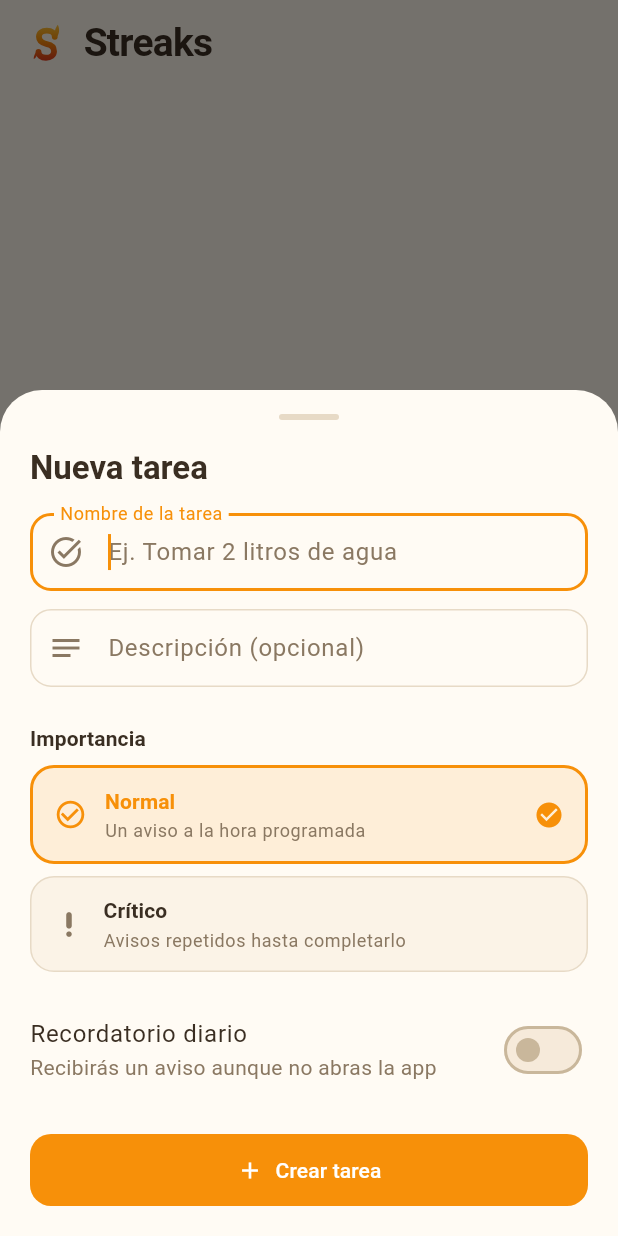
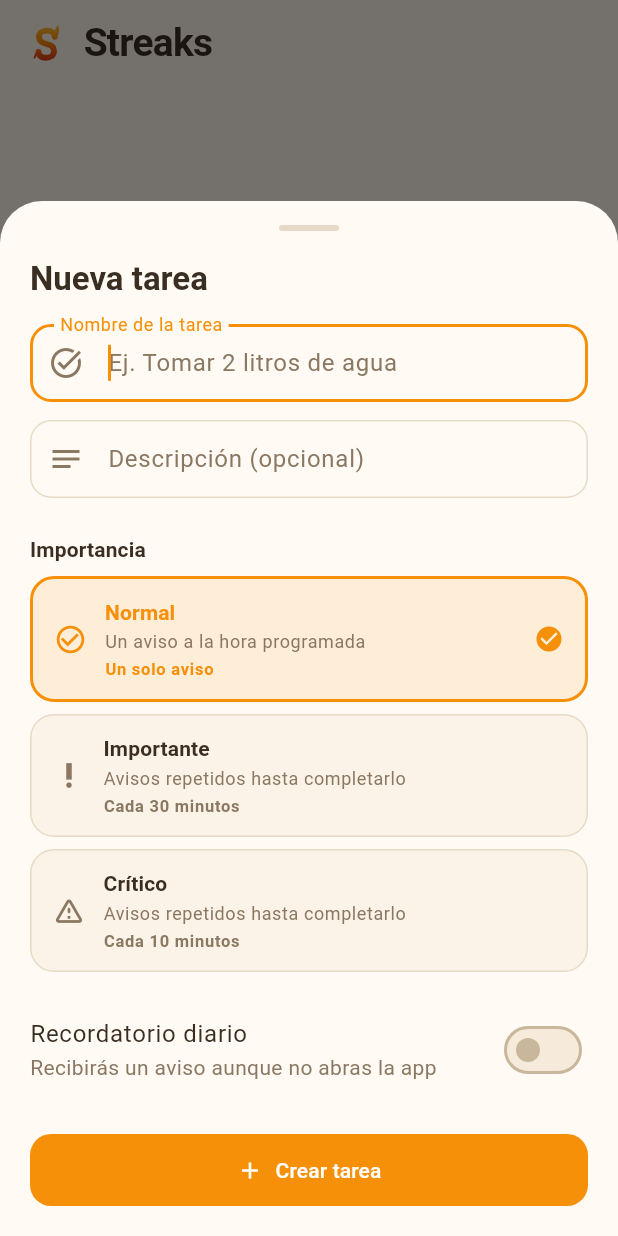
Before and after one commit to ibedoya13/streaks, a Flutter app: the screen it shows after launch, after a tap on "Crear tarea", on a phone screen of 412 x 824 dp. Run offline on Flutter 3.47's test engine with Material 3 defaults, Android fonts, the phone set to English and light mode, and no system bars; our stand-ins replace drift, flutter_local_notifications, flutter_timezone, timezone; missing offline and left inert: sqlite3; accounts and stored records are empty; generated files the repository leaves out were written again.

Commit message:
feat: Enhance task importance handling and notification scheduling
- Introduced a new task importance level "important" with a reminder interval of 30 minutes.
- Updated the TaskImportance enum to include a reminderInterval property for each level.
- Refactored NotificationService to handle different reminder intervals based on task importance.
- Improved reminder scheduling logic to prevent overlapping notifications and ensure proper cancellation of orphaned reminders.
- Added visual representation for task importance levels, including colors and icons.
- Enhanced UI components to support the new importance level and ensure proper scrolling behavior in task sheets.
- Added comprehensive tests for new functionality, including reminder scheduling and UI interactions.

```diff
--- a/lib/data/connection.dart
+++ b/lib/data/connection.dart
@@ -5,8 +5,6 @@ import 'package:drift/native.dart';
 import 'package:path/path.dart' as p;
 import 'package:path_provider/path_provider.dart';
 import 'package:sqlite3/sqlite3.dart';
-
-import 'database.dart';
 
 /// Opens the on-device SQLite database.
 ///
@@ -32,6 +30,3 @@ LazyDatabase openConnection() {
     );
   });
 }
-
-/// Builds a database backed by the given executor, for tests.
-AppDatabase openTestConnection(QueryExecutor executor) => AppDatabase(executor);
--- a/lib/data/task_importance.dart
+++ b/lib/data/task_importance.dart
@@ -5,26 +5,40 @@ import 'package:drift/drift.dart';
 ///
 /// The levels are stored by an explicit numeric value rather than by enum
 /// index, so adding or reordering levels later never invalidates the data
-/// already in the database.
+/// already in the database. The stored values are also stable across
+/// releases: `normal` has always been 0 and `critical` has always been 1,
+/// so a new level must take the next free number.
 enum TaskImportance {
-  /// A routine task. One reminder at the scheduled time.
+  /// A routine task. A single reminder at the scheduled time.
   normal(
     dbValue: 0,
     label: 'Normal',
     description: 'Un aviso a la hora programada',
+    reminderInterval: null,
   ),
 
-  /// A task that must not be missed. Its reminders escalate and repeat.
+  /// A task worth keeping an eye on. It repeats, but not too eagerly.
+  important(
+    dbValue: 2,
+    label: 'Importante',
+    description: 'Avisos repetidos hasta completarlo',
+    reminderInterval: Duration(minutes: 30),
+  ),
+
+  /// A task that must not be missed. Its reminders escalate and repeat
+  /// often.
   critical(
     dbValue: 1,
     label: 'Crítico',
     description: 'Avisos repetidos hasta completarlo',
+    reminderInterval: Duration(minutes: 10),
   );
 
   const TaskImportance({
     required this.dbValue,
     required this.label,
     required this.description,
+    required this.reminderInterval,
   });
 
   /// The value stored in the database.
@@ -42,8 +56,13 @@ enum TaskImportance {
   /// One-line explanation of what this level means for reminders.
   final String description;
 
-  /// Whether this level escalates its reminders.
-  bool get isEscalating => this == TaskImportance.critical;
+  /// How often the reminder repeats until the task is completed.
+  ///
+  /// Null means the task gets a single reminder and never repeats.
+  final Duration? reminderInterval;
+
+  /// Whether this level repeats its reminders.
+  bool get repeats => reminderInterval != null;
 
   /// Maps a stored value back to a level, falling back to [normal] for
   /// values written by a future version of the app.
--- a/lib/notifications/notification_service.dart
+++ b/lib/notifications/notification_service.dart
@@ -1,6 +1,5 @@
 import 'dart:async';
 
-import 'package:flutter/foundation.dart';
 import 'package:flutter_local_notifications/flutter_local_notifications.dart';
 import 'package:flutter_timezone/flutter_timezone.dart';
 import 'package:timezone/data/latest_all.dart' as tzdata;
@@ -8,47 +7,45 @@ import 'package:timezone/timezone.dart' as tz;
 
 import '../data/task_importance.dart';
 
-/// A notification that has been scheduled with the operating system.
-class ScheduledReminder {
-  const ScheduledReminder({
-    required this.id,
-    required this.taskId,
-    required this.scheduledAt,
-    required this.importance,
-  });
-
-  /// The id handed to the notification plugin.
-  final int id;
-
-  /// The task this reminder belongs to.
-  final int taskId;
-
-  /// When the notification will fire.
-  final tz.TZDateTime scheduledAt;
-
-  /// The importance level of the task, which decides how insistent it is.
-  final TaskImportance importance;
-}
-
 /// Schedules the reminders for the user's tasks.
 ///
-/// Normal tasks get a single reminder at their scheduled time. Critical tasks
-/// repeat every [criticalInterval] until the user marks them as done, which
-/// is achieved by scheduling a series of individual notifications and
-/// cancelling the ones that have not fired yet.
+/// Normal tasks get a single reminder at their scheduled time. The repeating
+/// levels (important and critical) repeat at the interval defined by the
+/// level until the user marks them as done, which is achieved by scheduling
+/// a series of individual notifications and cancelling the ones that have
+/// not fired yet.
 class NotificationService {
   NotificationService({FlutterLocalNotificationsPlugin? plugin})
     : _plugin = plugin ?? FlutterLocalNotificationsPlugin();
 
   final FlutterLocalNotificationsPlugin _plugin;
 
-  /// How often a critical task repeats its reminder.
-  static const Duration criticalInterval = Duration(minutes: 15);
+  /// How long the reminders of a repeating task keep nagging.
+  ///
+  /// Every repeating level covers the same window, so a critical task
+  /// simply asks for more reminders inside it than an important one.
+  static const Duration coverageWindow = Duration(hours: 2);
 
-  /// How far ahead a critical task's repetitions are scheduled. The whole
-  /// series is re-scheduled whenever the app comes to the foreground, so
-  /// this only needs to cover the time until the next app open.
-  static const int criticalRepeatCount = 8;
+  /// How many notifications a task of the given importance gets scheduled.
+  ///
+  /// A normal task gets a single one; a repeating level gets one per
+  /// interval until the coverage window is filled.
+  static int repeatCountFor(TaskImportance importance) {
+    final interval = importance.reminderInterval;
+    if (interval == null) return 1;
+    return coverageWindow.inMinutes ~/ interval.inMinutes;
+  }
+
+  /// The largest number of notifications any single task can have
+  /// scheduled, used to cancel them all.
+  static int get maxRepeatCount {
+    var max = 1;
+    for (final level in TaskImportance.values) {
+      final count = repeatCountFor(level);
+      if (count > max) max = count;
+    }
+    return max;
+  }
 
   /// Base for the notification ids. Every reminder of a task uses
   /// `taskId * idStride + slot`, which makes it possible to cancel all the
@@ -74,11 +71,12 @@ class NotificationService {
       tz.setLocalLocation(tz.getLocation('UTC'));
     }
 
-    const androidSettings = AndroidInitializationSettings('@mipmap/ic_launcher');
+    const androidSettings = AndroidInitializationSettings(
+      '@mipmap/ic_launcher',
+    );
 
     await _plugin.initialize(
       settings: const InitializationSettings(android: androidSettings),
-      onDidReceiveNotificationResponse: _onNotificationResponse,
     );
 
     await _createChannels();
@@ -127,6 +125,15 @@ class NotificationService {
 
     await android.createNotificationChannel(
       const AndroidNotificationChannel(
+        'streaks_important',
+        'Recordatorios importantes',
+        description: 'Avisos repetidos de tus tareas importantes',
+        importance: Importance.high,
+      ),
+    );
+
+    await android.createNotificationChannel(
+      const AndroidNotificationChannel(
         'streaks_critical',
         'Recordatorios críticos',
         description: 'Avisos repetidos de tus tareas críticas',
@@ -134,16 +141,6 @@ class NotificationService {
       ),
     );
   }
-
-  void _onNotificationResponse(NotificationResponse response) {
-    final taskId = int.tryParse(response.payload ?? '');
-    if (taskId != null) {
-      lastOpenedTaskId = taskId;
-    }
-  }
-
-  /// The task whose notification was tapped, if any.
-  int? lastOpenedTaskId;
 
   /// Schedules the reminders for a task.
   ///
@@ -186,10 +183,11 @@ class NotificationService {
       );
     }
 
-    final repeats = importance.isEscalating ? criticalRepeatCount : 1;
+    final repeats = repeatCountFor(importance);
+    final interval = importance.reminderInterval ?? Duration.zero;
 
     for (var slot = 0; slot < repeats; slot++) {
-      final when = first.add(criticalInterval * slot);
+      final when = first.add(interval * slot);
       await _scheduleOne(
         id: taskId * idStride + slot,
         taskId: taskId,
@@ -211,17 +209,11 @@ class NotificationService {
   }) async {
     final details = NotificationDetails(
       android: AndroidNotificationDetails(
-        importance.isEscalating ? 'streaks_critical' : 'streaks_normal',
-        importance.isEscalating
-            ? 'Recordatorios críticos'
-            : 'Recordatorios',
-        channelDescription: importance.isEscalating
-            ? 'Avisos repetidos de tus tareas críticas'
-            : 'Avisos de tus tareas regulares',
-        importance: importance.isEscalating
-            ? Importance.max
-            : Importance.defaultImportance,
-        priority: importance.isEscalating ? Priority.max : Priority.defaultPriority,
+        _channelIdFor(importance),
+        _channelNameFor(importance),
+        channelDescription: _channelDescriptionFor(importance),
+        importance: _androidImportanceFor(importance),
+        priority: _androidPriorityFor(importance),
         category: AndroidNotificationCategory.reminder,
         autoCancel: true,
       ),
@@ -238,11 +230,51 @@ class NotificationService {
     );
   }
 
+  /// The channel a level of importance posts to.
+  ///
+  /// Each level has its own channel so the user can tune how intrusive each
+  /// one is from the Android settings.
+  static String _channelIdFor(TaskImportance importance) =>
+      switch (importance) {
+        TaskImportance.normal => 'streaks_normal',
+        TaskImportance.important => 'streaks_important',
+        TaskImportance.critical => 'streaks_critical',
+      };
+
+  static String _channelNameFor(TaskImportance importance) =>
+      switch (importance) {
+        TaskImportance.normal => 'Recordatorios',
+        TaskImportance.important => 'Recordatorios importantes',
+        TaskImportance.critical => 'Recordatorios críticos',
+      };
+
+  static String _channelDescriptionFor(TaskImportance importance) =>
+      switch (importance) {
+        TaskImportance.normal => 'Avisos de tus tareas regulares',
+        TaskImportance.important =>
+          'Avisos repetidos de tus tareas importantes',
+        TaskImportance.critical => 'Avisos repetidos de tus tareas críticas',
+      };
+
+  static Importance _androidImportanceFor(TaskImportance importance) =>
+      switch (importance) {
+        TaskImportance.normal => Importance.defaultImportance,
+        TaskImportance.important => Importance.high,
+        TaskImportance.critical => Importance.max,
+      };
+
+  static Priority _androidPriorityFor(TaskImportance importance) =>
+      switch (importance) {
+        TaskImportance.normal => Priority.defaultPriority,
+        TaskImportance.important => Priority.high,
+        TaskImportance.critical => Priority.max,
+      };
+
   /// Cancels every reminder scheduled for a task.
   Future<void> cancelTask(int taskId) async {
     await initialize();
 
-    for (var slot = 0; slot < criticalRepeatCount; slot++) {
+    for (var slot = 0; slot < maxRepeatCount; slot++) {
       await _plugin.cancel(id: taskId * idStride + slot);
     }
   }
@@ -258,28 +290,4 @@ class NotificationService {
     await initialize();
     return _plugin.pendingNotificationRequests();
   }
-
-  /// Shows a notification right away, used to verify the setup works.
-  @visibleForTesting
-  Future<void> showNow({
-    required int id,
-    required String title,
-    required String body,
-  }) async {
-    await initialize();
-    await _plugin.show(
-      id: id,
-      title: title,
-      body: body,
-      notificationDetails: const NotificationDetails(
-        android: AndroidNotificationDetails(
-          'streaks_normal',
-          'Recordatorios',
-          channelDescription: 'Avisos de tus tareas regulares',
-          importance: Importance.defaultImportance,
-        ),
-      ),
-      payload: '$id',
-    );
-  }
 }
--- a/lib/notifications/reminder_scheduler.dart
+++ b/lib/notifications/reminder_scheduler.dart
@@ -12,10 +12,7 @@ import 'notification_service.dart';
 ///    until the user marks it as done;
 ///  * a task that is already done for today gets no reminder at all.
 class ReminderScheduler {
-  ReminderScheduler({
-    required this.service,
-    required this.tasks,
-  });
+  ReminderScheduler({required this.service, required this.tasks});
 
   final NotificationService service;
 
@@ -32,6 +29,19 @@ class ReminderScheduler {
     if (!service.hasPermission) return;
 
     final current = await tasks();
+    final liveTaskIds = current.map((entry) => entry.task.id).toSet();
+
+    // Cancel the reminders of tasks that no longer exist. They are not in
+    // the current list, so they would otherwise keep firing forever.
+    final pending = await service.pending();
+    final orphans = <int>{};
+    for (final request in pending) {
+      final taskId = request.id ~/ NotificationService.idStride;
+      if (!liveTaskIds.contains(taskId)) orphans.add(taskId);
+    }
+    for (final taskId in orphans) {
+      await service.cancelTask(taskId);
+    }
 
     // Remove the reminders of tasks that no longer need them.
     final keep = <int>{};
@@ -79,11 +89,17 @@ class ReminderScheduler {
   /// The text shown in the notification.
   String _bodyFor(TaskWithStreaks entry) {
     final task = entry.task;
-    if (task.importance.isEscalating) {
-      final streak = entry.currentStreak;
+    final streak = entry.currentStreak;
+
+    if (task.importance == TaskImportance.critical) {
       return streak > 0
           ? 'Racha de $streak días. No dejes que se rompa.'
           : 'Completa esta tarea para no romper tu racha.';
+    }
+    if (task.importance == TaskImportance.important) {
+      return streak > 0
+          ? 'Racha de $streak días. Sigue así.'
+          : 'Completa esta tarea para empezar tu racha.';
     }
     if (task.description.isNotEmpty) return task.description;
     return 'Es hora de ${task.title.toLowerCase()}';
--- a/lib/screens/home_screen.dart
+++ b/lib/screens/home_screen.dart
@@ -18,11 +18,7 @@ import '../widgets/task_card.dart';
 /// (toggling a completion, adding or deleting a task) refreshes the UI
 /// automatically.
 class HomeScreen extends StatefulWidget {
-  const HomeScreen({
-    super.key,
-    required this.database,
-    this.notifications,
-  });
+  const HomeScreen({super.key, required this.database, this.notifications});
 
   final AppDatabase database;
 
@@ -36,8 +32,8 @@ class HomeScreen extends StatefulWidget {
 
 class _HomeScreenState extends State<HomeScreen> {
   late final TaskDao _dao = TaskDao(widget.database);
-  late final Stream<List<TaskWithStreaks>> _tasks =
-      _dao.watchTasksWithStreaks();
+  late final Stream<List<TaskWithStreaks>> _tasks = _dao
+      .watchTasksWithStreaks();
 
   late final NotificationService _notifications =
       widget.notifications ?? NotificationService();
@@ -151,6 +147,9 @@ class _HomeScreenState extends State<HomeScreen> {
                 top: 16,
                 bottom: MediaQuery.of(context).viewInsets.bottom + 20,
               ),
+              // Scrollable for the same reason as the new-task sheet: with
+              // a tall keyboard the available height can be too small.
+              child: SingleChildScrollView(
                 child: Column(
                   mainAxisSize: MainAxisSize.min,
                   crossAxisAlignment: CrossAxisAlignment.stretch,
@@ -168,9 +167,8 @@ class _HomeScreenState extends State<HomeScreen> {
                     const SizedBox(height: 18),
                     Text(
                       'Importancia',
-                    style: Theme.of(context).textTheme.titleLarge?.copyWith(
-                      fontWeight: FontWeight.w700,
-                    ),
+                      style: Theme.of(context).textTheme.titleLarge
+                          ?.copyWith(fontWeight: FontWeight.w700),
                     ),
                     const SizedBox(height: 4),
                     Text(
@@ -190,6 +188,7 @@ class _HomeScreenState extends State<HomeScreen> {
                     const SizedBox(height: 12),
                   ],
                 ),
+              ),
             );
           },
         );
@@ -207,11 +206,7 @@ class _HomeScreenState extends State<HomeScreen> {
     return Scaffold(
       appBar: AppBar(
         title: const Row(
-          children: [
-            FlameLogo(size: 30),
-            SizedBox(width: 10),
-            Text('Streaks'),
-          ],
+          children: [FlameLogo(size: 30), SizedBox(width: 10), Text('Streaks')],
         ),
       ),
       floatingActionButton: FloatingActionButton.extended(
@@ -365,11 +360,7 @@ class _ErrorState extends StatelessWidget {
         child: Column(
           mainAxisSize: MainAxisSize.min,
           children: [
-            Icon(
-              Icons.error_outline,
-              size: 48,
-              color: theme.colorScheme.error,
-            ),
+            Icon(Icons.error_outline, size: 48, color: theme.colorScheme.error),
             const SizedBox(height: 12),
             Text(
               'No se pudo cargar la base de datos',
--- a/lib/widgets/add_task_sheet.dart
+++ b/lib/widgets/add_task_sheet.dart
@@ -61,6 +61,10 @@ class _AddTaskSheetState extends State<AddTaskSheet> {
         top: 16,
         bottom: MediaQuery.of(context).viewInsets.bottom + 20,
       ),
+      // The sheet has to be scrollable: with a tall keyboard the space left
+      // for it can be smaller than the content, and a plain column would
+      // overflow instead of scrolling.
+      child: SingleChildScrollView(
         child: Form(
           key: _formKey,
           child: Column(
@@ -127,7 +131,9 @@ class _AddTaskSheetState extends State<AddTaskSheet> {
                 onChanged: (value) => setState(() => _reminderEnabled = value),
                 contentPadding: EdgeInsets.zero,
                 title: const Text('Recordatorio diario'),
-              subtitle: const Text('Recibirás un aviso aunque no abras la app'),
+                subtitle: const Text(
+                  'Recibirás un aviso aunque no abras la app',
+                ),
               ),
               if (_reminderEnabled)
                 OutlinedButton.icon(
@@ -139,7 +145,9 @@ class _AddTaskSheetState extends State<AddTaskSheet> {
                     if (picked != null) setState(() => _reminderTime = picked);
                   },
                   icon: const Icon(Icons.schedule),
-                label: Text('Hora del aviso: ${_reminderTime.format(context)}'),
+                  label: Text(
+                    'Hora del aviso: ${_reminderTime.format(context)}',
+                  ),
                 ),
               const SizedBox(height: 20),
               FilledButton.icon(
@@ -150,6 +158,7 @@ class _AddTaskSheetState extends State<AddTaskSheet> {
             ],
           ),
         ),
+      ),
     );
   }
 }
--- a/lib/widgets/importance_selector.dart
+++ b/lib/widgets/importance_selector.dart
@@ -1,7 +1,7 @@
 import 'package:flutter/material.dart';
 
 import '../data/task_importance.dart';
-import '../theme.dart';
+import 'importance_visuals.dart';
 
 /// Lets the user pick how important a task is.
 ///
@@ -45,12 +45,6 @@ class _ImportanceOption extends StatelessWidget {
   final bool selected;
   final VoidCallback onTap;
 
-  /// The accent colour that represents this level.
-  Color get _accent => switch (level) {
-    TaskImportance.normal => StreaksTheme.flameOrange,
-    TaskImportance.critical => StreaksTheme.flameRed,
-  };
-
   @override
   Widget build(BuildContext context) {
     final theme = Theme.of(context);
@@ -66,22 +60,20 @@ class _ImportanceOption extends StatelessWidget {
           padding: const EdgeInsets.symmetric(horizontal: 14, vertical: 12),
           decoration: BoxDecoration(
             color: selected
-                ? _accent.withValues(alpha: 0.12)
+                ? level.accent.withValues(alpha: 0.12)
                 : scheme.surfaceContainerHighest.withValues(alpha: 0.5),
             borderRadius: BorderRadius.circular(16),
             border: Border.all(
-              color: selected ? _accent : scheme.outlineVariant,
+              color: selected ? level.accent : scheme.outlineVariant,
               width: selected ? 2 : 1,
             ),
           ),
           child: Row(
             children: [
               Icon(
-                level.isEscalating
-                    ? Icons.priority_high_rounded
-                    : Icons.check_circle_outline,
+                level.icon,
                 size: 22,
-                color: selected ? _accent : scheme.onSurfaceVariant,
+                color: selected ? level.accent : scheme.onSurfaceVariant,
               ),
               const SizedBox(width: 12),
               Expanded(
@@ -92,7 +84,7 @@ class _ImportanceOption extends StatelessWidget {
                       level.label,
                       style: theme.textTheme.titleSmall?.copyWith(
                         fontWeight: FontWeight.w700,
-                        color: selected ? _accent : scheme.onSurface,
+                        color: selected ? level.accent : scheme.onSurface,
                       ),
                     ),
                     const SizedBox(height: 2),
@@ -102,11 +94,21 @@ class _ImportanceOption extends StatelessWidget {
                         color: scheme.onSurfaceVariant,
                       ),
                     ),
+                    const SizedBox(height: 2),
+                    Text(
+                      level.intervalLabel,
+                      style: theme.textTheme.labelSmall?.copyWith(
+                        color: selected
+                            ? level.accent
+                            : scheme.onSurfaceVariant,
+                        fontWeight: FontWeight.w600,
+                      ),
+                    ),
                   ],
                 ),
               ),
               if (selected)
-                Icon(Icons.check_circle, size: 20, color: _accent),
+                Icon(Icons.check_circle, size: 20, color: level.accent),
             ],
           ),
         ),
--- /dev/null
+++ b/lib/widgets/importance_visuals.dart
@@ -0,0 +1,32 @@
+import 'package:flutter/material.dart';
+
+import '../data/task_importance.dart';
+import '../theme.dart';
+
+/// How each level of importance is presented in the UI.
+///
+/// Keeping the colour and the icon together means the task card and the
+/// importance selector can never drift apart.
+extension TaskImportanceVisuals on TaskImportance {
+  /// The accent colour that represents this level.
+  Color get accent => switch (this) {
+    TaskImportance.normal => StreaksTheme.flameOrange,
+    TaskImportance.important => StreaksTheme.flameYellow,
+    TaskImportance.critical => StreaksTheme.flameRed,
+  };
+
+  /// The icon that represents this level.
+  IconData get icon => switch (this) {
+    TaskImportance.normal => Icons.check_circle_outline,
+    TaskImportance.important => Icons.priority_high,
+    TaskImportance.critical => Icons.warning_amber_rounded,
+  };
+
+  /// How often the reminders of this level repeat, in words.
+  String get intervalLabel {
+    final interval = reminderInterval;
+    if (interval == null) return 'Un solo aviso';
+    final minutes = interval.inMinutes;
+    return minutes == 1 ? 'Cada minuto' : 'Cada $minutes minutos';
+  }
+}
```
Also changed, not shown: lib/data/database.dart (+2 -5 lines), lib/data/task_dao.dart (+17 -10 lines), lib/theme.dart (+2 -6 lines), lib/widgets/task_card.dart (+6 -11 lines), 5 other files. Lines whose indentation alone changed are shown as unchanged.
